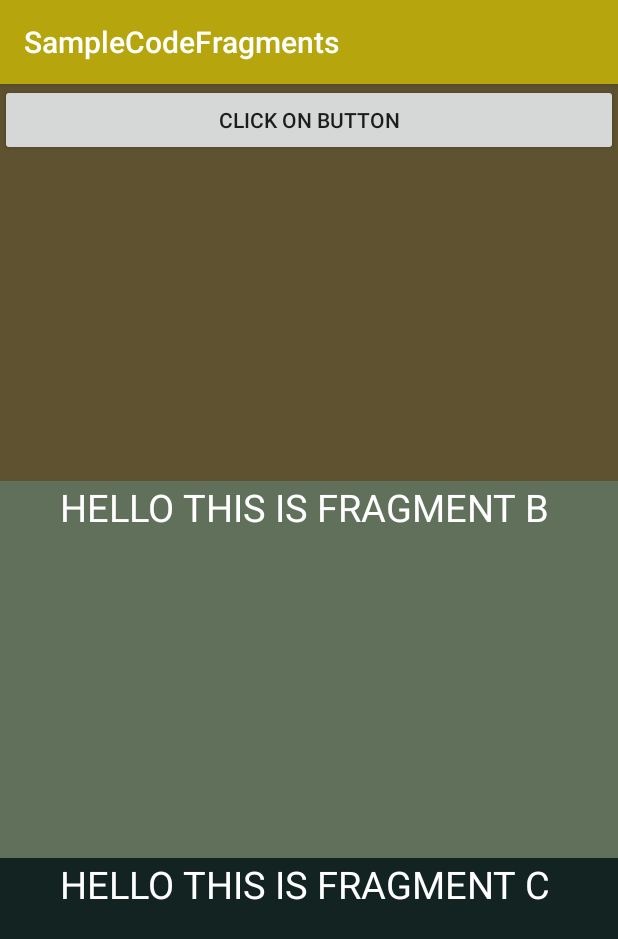
After one commit to newvarma/SampleCodeFragments, an Android app: the Fragment_B screen opened directly, with no data from a screen before it, on a phone screen of 412 x 824 dp. The commit adds this screen. Shown: the top 939 px of the screen. Run offline under Robolectric (Android 15) with nearby library versions, the phone set to English and light mode, and no system bars.

Commit message:
Sample Code for Fragments and working with Menus Option. Sample Menu Options

```diff
--- a/app/build.gradle
+++ b/app/build.gradle
@@ -26,5 +26,7 @@ dependencies {
     })
     compile 'com.android.support:appcompat-v7:26.+'
     compile 'com.android.support:design:26.+'
+    compile 'com.android.support.constraint:constraint-layout:1.0.2'
+    compile 'com.android.support:support-v4:26.+'
     testCompile 'junit:junit:4.12'
 }
--- a/app/src/main/AndroidManifest.xml
+++ b/app/src/main/AndroidManifest.xml
@@ -19,6 +19,9 @@
                 <category android:name="android.intent.category.LAUNCHER" />
             </intent-filter>
         </activity>
+        <activity android:name=".SimpleActivity">
+
+        </activity>
     </application>
 
 </manifest>
--- /dev/null
+++ b/app/src/main/java/com/nis/neevan/samplecodefragments/SimpleActivity.java
@@ -0,0 +1,13 @@
+package com.nis.neevan.samplecodefragments;
+
+import android.support.v7.app.AppCompatActivity;
+import android.os.Bundle;
+
+public class SimpleActivity extends AppCompatActivity {
+
+    @Override
+    protected void onCreate(Bundle savedInstanceState) {
+        super.onCreate(savedInstanceState);
+        setContentView(R.layout.activity_simple);
+    }
+}
--- /dev/null
+++ b/app/src/main/java/com/nis/neevan/samplecodefragments/fragments/Fragment_A.java
@@ -0,0 +1,53 @@
+package com.nis.neevan.samplecodefragments.fragments;
+
+
+import android.os.Bundle;
+import android.support.annotation.Nullable;
+import android.support.v4.app.Fragment;
+import android.view.LayoutInflater;
+import android.view.View;
+import android.view.ViewGroup;
+import android.widget.Button;
+import android.widget.Toast;
+
+import com.nis.neevan.samplecodefragments.R;
+
+/**
+ * A simple {@link Fragment} subclass.
+ */
+public class Fragment_A extends Fragment {
+
+    private Button button;
+
+
+    @Override
+    public View onCreateView(LayoutInflater inflater, ViewGroup container,
+                             Bundle savedInstanceState) {
+        // Inflate the layout for this fragment
+        return inflater.inflate(R.layout.fragment_a, container, false);
+    }
+
+
+    @Override
+    public void onActivityCreated(@Nullable Bundle savedInstanceState) {
+        super.onActivityCreated(savedInstanceState);
+
+
+        //getActivity Means
+        // it will call the fragment in
+        // what so ever activity it is getting used.
+
+        button = (Button)getActivity().findViewById(R.id.bn_fragmentA);
+
+
+        button.setOnClickListener(new View.OnClickListener() {
+            @Override
+            public void onClick(View view) {
+
+                Toast.makeText(getActivity(), "BUTTON CLICKED", Toast.LENGTH_SHORT).show();
+
+            }
+        });
+
+    }
+}
--- /dev/null
+++ b/app/src/main/java/com/nis/neevan/samplecodefragments/fragments/Fragment_B.java
@@ -0,0 +1,30 @@
+package com.nis.neevan.samplecodefragments.fragments;
+
+
+import android.os.Bundle;
+import android.support.v4.app.Fragment;
+import android.view.LayoutInflater;
+import android.view.View;
+import android.view.ViewGroup;
+
+import com.nis.neevan.samplecodefragments.R;
+
+/**
+ * A simple {@link Fragment} subclass.
+ */
+public class Fragment_B extends Fragment {
+
+
+    public Fragment_B() {
+        // Required empty public constructor
+    }
+
+
+    @Override
+    public View onCreateView(LayoutInflater inflater, ViewGroup container,
+                             Bundle savedInstanceState) {
+        // Inflate the layout for this fragment
+        return inflater.inflate(R.layout.fragment_b, container, false);
+    }
+
+}
--- /dev/null
+++ b/app/src/main/java/com/nis/neevan/samplecodefragments/fragments/Fragment_C.java
@@ -0,0 +1,24 @@
+package com.nis.neevan.samplecodefragments.fragments;
+
+import android.os.Bundle;
+import android.support.v4.app.Fragment;
+import android.view.LayoutInflater;
+import android.view.View;
+import android.view.ViewGroup;
+
+import com.nis.neevan.samplecodefragments.R;
+
+/**
+ * Created by Naveen Varma on 10/13/2017.
+ */
+
+public class Fragment_C extends Fragment {
+
+
+    @Override
+    public View onCreateView(LayoutInflater inflater, ViewGroup container,
+                             Bundle savedInstanceState) {
+        // Inflate the layout for this fragment
+        return inflater.inflate(R.layout.fragment_c, container, false);
+    }
+}
--- /dev/null
+++ b/app/src/main/res/layout/activity_simple.xml
@@ -0,0 +1,34 @@
+<?xml version="1.0" encoding="utf-8"?>
+<LinearLayout xmlns:android="http://schemas.android.com/apk/res/android"
+    xmlns:app="http://schemas.android.com/apk/res-auto"
+    xmlns:tools="http://schemas.android.com/tools"
+    android:layout_width="match_parent"
+    android:layout_height="match_parent"
+    android:orientation="vertical"
+    tools:context="com.nis.neevan.samplecodefragments.SimpleActivity">
+
+
+    <fragment
+        android:id="@+id/fragment"
+        android:name="com.nis.neevan.samplecodefragments.fragments.Fragment_A"
+        android:layout_width="match_parent"
+        android:layout_height="wrap_content"
+        android:layout_weight="1"
+        tools:layout="@layout/fragment_a" />
+
+    <fragment
+        android:id="@+id/fragment2"
+        android:name="com.nis.neevan.samplecodefragments.fragments.Fragment_B"
+        android:layout_width="match_parent"
+        android:layout_height="wrap_content"
+        android:layout_weight="1"
+        tools:layout="@layout/fragment_b" />
+
+    <fragment
+        android:id="@+id/fragment3"
+        android:name="com.nis.neevan.samplecodefragments.fragments.Fragment_C"
+        android:layout_width="match_parent"
+        android:layout_height="wrap_content"
+        android:layout_weight="1"
+        tools:layout="@layout/fragment_c" />
+</LinearLayout>
--- /dev/null
+++ b/app/src/main/res/layout/fragment_a.xml
@@ -0,0 +1,15 @@
+<FrameLayout xmlns:android="http://schemas.android.com/apk/res/android"
+    xmlns:tools="http://schemas.android.com/tools"
+    android:layout_width="match_parent"
+    android:layout_height="match_parent"
+    android:background="#5f5231"
+    tools:context="com.nis.neevan.samplecodefragments.fragments.Fragment_A">
+
+
+    <Button
+        android:layout_width="match_parent"
+        android:layout_height="wrap_content"
+        android:text="CLICK ON BUTTON"
+        android:id="@+id/bn_fragmentA"/>
+
+</FrameLayout>
--- /dev/null
+++ b/app/src/main/res/layout/fragment_b.xml
@@ -0,0 +1,17 @@
+<FrameLayout xmlns:android="http://schemas.android.com/apk/res/android"
+    xmlns:tools="http://schemas.android.com/tools"
+    android:layout_width="match_parent"
+    android:layout_height="match_parent"
+    android:background="#61705b"
+    tools:context="com.nis.neevan.samplecodefragments.fragments.Fragment_B">
+
+    <!-- TODO: Update blank fragment layout -->
+    <TextView
+        android:layout_width="match_parent"
+        android:layout_height="match_parent"
+        android:text="HELLO THIS IS FRAGMENT B "
+        android:textSize="25sp"
+        android:textColor="#fff"
+        android:textAlignment="center"/>
+
+</FrameLayout>
--- /dev/null
+++ b/app/src/main/res/layout/fragment_c.xml
@@ -0,0 +1,16 @@
+<?xml version="1.0" encoding="utf-8"?>
+<LinearLayout xmlns:android="http://schemas.android.com/apk/res/android"
+    android:orientation="vertical" android:layout_width="match_parent"
+    android:layout_height="match_parent"
+    android:background="#122321">
+
+
+    <!-- TODO: Update blank fragment layout -->
+    <TextView
+        android:layout_width="match_parent"
+        android:layout_height="match_parent"
+        android:text="HELLO THIS IS FRAGMENT C "
+        android:textSize="25sp"
+        android:textColor="#fff"
+        android:textAlignment="center"/>
+</LinearLayout>
--- a/app/src/main/res/values/colors.xml
+++ b/app/src/main/res/values/colors.xml
@@ -1,6 +1,6 @@
 <?xml version="1.0" encoding="utf-8"?>
 <resources>
-    <color name="colorPrimary">#3F51B5</color>
-    <color name="colorPrimaryDark">#303F9F</color>
-    <color name="colorAccent">#FF4081</color>
+    <color name="colorPrimary">#b6a50c</color>
+    <color name="colorPrimaryDark">#7e742c</color>
+    <color name="colorAccent">#f7e349</color>
 </resources>
--- a/app/src/main/res/values/strings.xml
+++ b/app/src/main/res/values/strings.xml
@@ -2,4 +2,7 @@
     <string name="app_name">SampleCodeFragments</string>
     <string name="action_settings">Settings</string>
     <string name="section_format">Hello World from section: %1$d</string>
+
+    <!-- TODO: Remove or change this placeholder text -->
+    <string name="hello_blank_fragment">Hello blank fragment</string>
 </resources>
```
Also changed, not shown: app/src/main/java/com/nis/neevan/samplecodefragments/MainActivity.java (+63 -49 lines), app/src/main/res/layout/activity_main.xml (+6 -13 lines), app/src/main/res/menu/menu_main.xml (+13 -0 lines).
